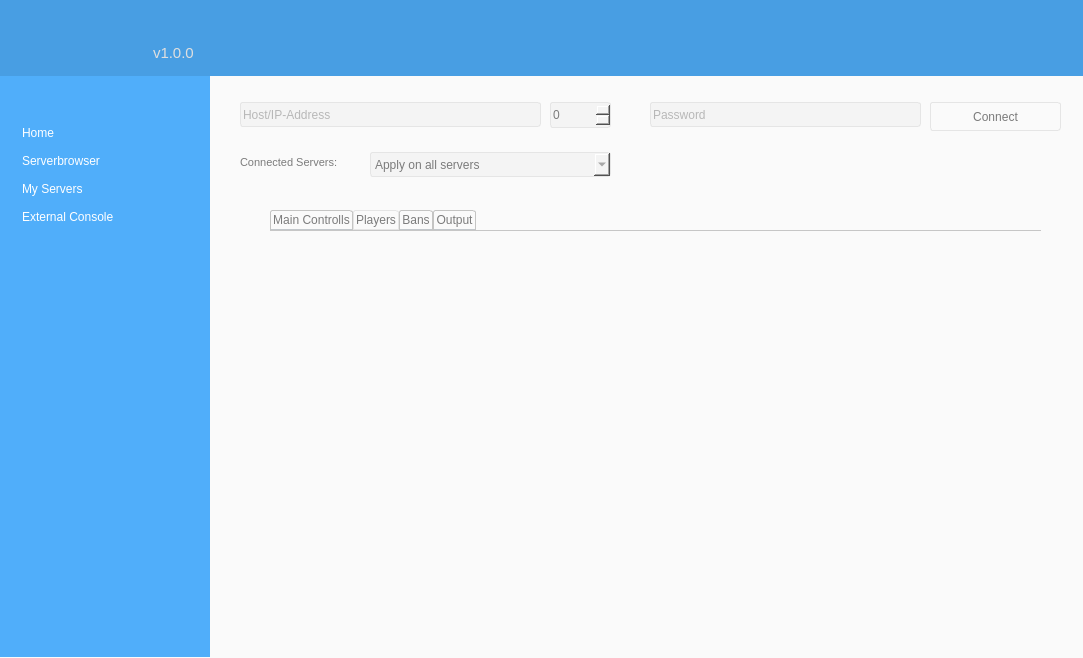
Qt form pc/main_window.ui (Malekblubb/twsm) before a commit.
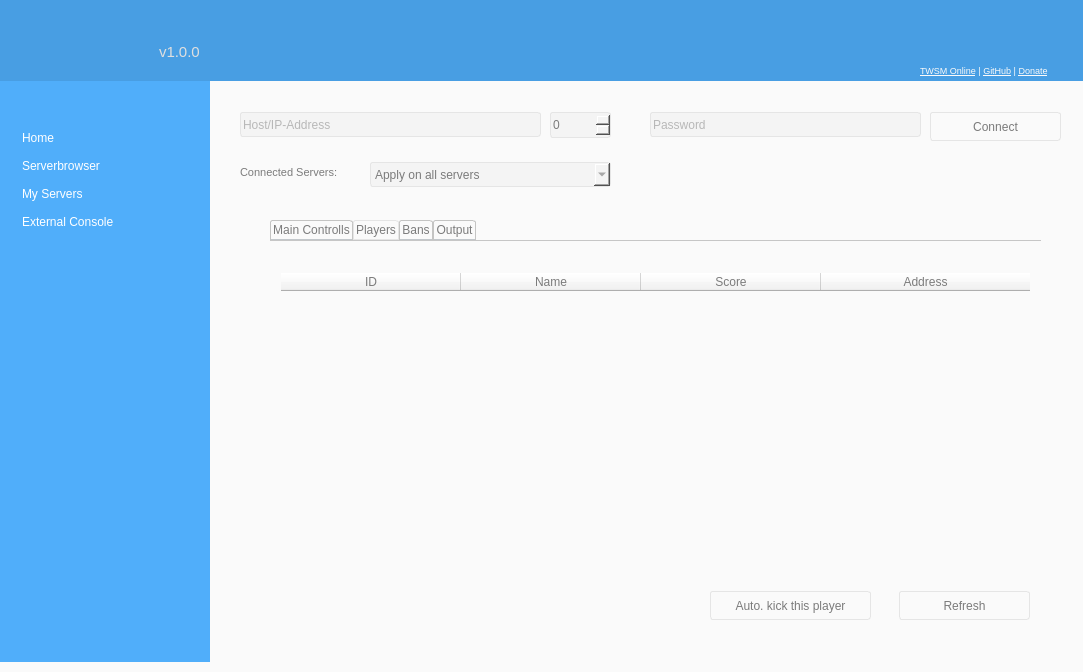
The same form after that commit. The open tabs and pages were chosen to show the change. Icons and pictures are not drawn.

The edit to the form file:
```diff
--- a/pc/main_window.ui
+++ b/pc/main_window.ui
@@ -7,7 +7,7 @@
     <x>0</x>
     <y>0</y>
     <width>1083</width>
-    <height>658</height>
+    <height>672</height>
    </rect>
   </property>
   <property name="palette">
@@ -439,7 +439,7 @@
     <property name="geometry">
      <rect>
       <x>0</x>
-      <y>-5</y>
+      <y>0</y>
       <width>1091</width>
       <height>81</height>
      </rect>
@@ -447,54 +447,92 @@
     <property name="styleSheet">
      <string notr="true">background-color:#489EE3;</string>
     </property>
-   </widget>
-   <widget class="QLabel" name="label">
-    <property name="geometry">
-     <rect>
-      <x>-3</x>
-      <y>20</y>
-      <width>175</width>
-      <height>48</height>
-     </rect>
-    </property>
-    <property name="text">
-     <string/>
-    </property>
-    <property name="pixmap">
-     <pixmap>:/data/twsm.png</pixmap>
-    </property>
-   </widget>
-   <widget class="QLabel" name="label_2">
-    <property name="geometry">
-     <rect>
-      <x>153</x>
-      <y>46</y>
-      <width>53</width>
-      <height>14</height>
-     </rect>
-    </property>
-    <property name="font">
-     <font>
-      <pointsize>11</pointsize>
-      <weight>50</weight>
-      <italic>false</italic>
-      <bold>false</bold>
-     </font>
-    </property>
-    <property name="styleSheet">
-     <string notr="true">color:#dfdfdf;</string>
-    </property>
-    <property name="text">
-     <string>v1.0.0</string>
-    </property>
+    <widget class="QLabel" name="label_2">
+     <property name="geometry">
+      <rect>
+       <x>159</x>
+       <y>45</y>
+       <width>53</width>
+       <height>14</height>
+      </rect>
+     </property>
+     <property name="font">
+      <font>
+       <pointsize>11</pointsize>
+       <weight>50</weight>
+       <italic>false</italic>
+       <bold>false</bold>
+      </font>
+     </property>
+     <property name="styleSheet">
+      <string notr="true">color:#dfdfdf;</string>
+     </property>
+     <property name="text">
+      <string>v1.0.0</string>
+     </property>
+    </widget>
+    <widget class="QLabel" name="label">
+     <property name="geometry">
+      <rect>
+       <x>-3</x>
+       <y>20</y>
+       <width>161</width>
+       <height>48</height>
+      </rect>
+     </property>
+     <property name="text">
+      <string/>
+     </property>
+     <property name="pixmap">
+      <pixmap>:/data/twsm.png</pixmap>
+     </property>
+    </widget>
+    <widget class="QLabel" name="label_5">
+     <property name="geometry">
+      <rect>
+       <x>920</x>
+       <y>64</y>
+       <width>156</width>
+       <height>13</height>
+      </rect>
+     </property>
+     <property name="font">
+      <font>
+       <pointsize>7</pointsize>
+       <kerning>false</kerning>
+      </font>
+     </property>
+     <property name="styleSheet">
+      <string notr="true"/>
+     </property>
+     <property name="text">
+      <string>&lt;html&gt;&lt;head&gt;&lt;style type=&quot;text/css&quot;&gt;
+a:link{text-decoration:underline; color:#fafafa;}
+a:hover{text-decoration:none; color:#fafafa;}
+&lt;/style&gt;&lt;/head&gt;&lt;body style=&quot;color:#fafafa;&quot;&gt;
+
+&lt;a href=&quot;#&quot;&gt;TWSM Online&lt;/a&gt;
+| 
+&lt;a href=&quot;https://github.com/Malekblubb/twsm&quot;&gt;GitHub&lt;/a&gt;
+| 
+&lt;a href=&quot;#&quot;&gt;Donate&lt;/a&gt;
+&lt;/body&gt;&lt;/html&gt;</string>
+     </property>
+     <property name="textFormat">
+      <enum>Qt::RichText</enum>
+     </property>
+     <property name="openExternalLinks">
+      <bool>true</bool>
+     </property>
+    </widget>
    </widget>
    <widget class="QStackedWidget" name="m_sw_main">
     <property name="geometry">
      <rect>
       <x>220</x>
-      <y>80</y>
+      <y>90</y>
       <width>851</width>
-      <height>561</height>
+      <height>551</height>
      </rect>
     </property>
     <property name="currentIndex">
@@ -2261,52 +2299,6 @@
        <number>65535</number>
       </property>
      </widget>
-     <widget class="QWidget" name="layoutWidget">
-      <property name="geometry">
-       <rect>
-        <x>760</x>
-        <y>60</y>
-        <width>76</width>
-        <height>17</height>
-       </rect>
-      </property>
-      <layout class="QGridLayout" name="gridLayout">
-       <item row="0" column="0">
-        <widget class="QLabel" name="label_5">
-         <property name="font">
-          <font>
-           <pointsize>8</pointsize>
-          </font>
-         </property>
-         <property name="styleSheet">
-          <string notr="true">color:#7b7b7b;</string>
-         </property>
-         <property name="text">
-          <string>Status:</string>
-         </property>
-        </widget>
-       </item>
-       <item row="0" column="1">
-        <widget class="QLabel" name="m_lb_ec_status">
-         <property name="font">
-          <font>
-           <pointsize>8</pointsize>
-           <italic>true</italic>
-          </font>
-         </property>
-         <property name="styleSheet">
-          <string notr="true">color:#7b7b7b;</string>
-         </property>
-         <property name="text">
-          <string>none</string>
-         </property>
-         <property name="alignment">
-          <set>Qt::AlignRight|Qt::AlignTrailing|Qt::AlignVCenter</set>
-         </property>
-        </widget>
-       </item>
-      </layout>
-     </widget>
      <widget class="QStackedWidget" name="stackedWidget">
       <property name="geometry">
        <rect>
@@ -6708,6 +6700,988 @@
          <attribute name="title">
           <string>Players</string>
          </attribute>
+         <widget class="QTableWidget" name="m_tw_ec_players">
+          <property name="geometry">
+           <rect>
+            <x>10</x>
+            <y>31</y>
+            <width>751</width>
+            <height>301</height>
+           </rect>
+          </property>
+          <property name="styleSheet">
+           <string notr="true">QHeaderView
+{
+background-color:#f4f4f4;
+color:#7b7b7b;
+border:none;
+}
+
+QTableWidget
+{
+background-color: rgba(255, 255, 255, 0);
+}
+
+QTableWidget:item
+{
+color:#a6a6a6;
+}
+QTableWidget:item::selected
+{
+background-color:#50AEFA;
+color:#fff;
+}</string>
+          </property>
+          <attribute name="horizontalHeaderDefaultSectionSize">
+           <number>180</number>
+          </attribute>
+          <attribute name="horizontalHeaderStretchLastSection">
+           <bool>true</bool>
+          </attribute>
+          <attribute name="verticalHeaderVisible">
+           <bool>false</bool>
+          </attribute>
+          <column>
+           <property name="text">
+            <string>ID</string>
+           </property>
+          </column>
+          <column>
+           <property name="text">
+            <string>Name</string>
+           </property>
+          </column>
+          <column>
+           <property name="text">
+            <string>Score</string>
+           </property>
+          </column>
+          <column>
+           <property name="text">
+            <string>Address</string>
+           </property>
+          </column>
+         </widget>
+         <widget class="QPushButton" name="m_pb_ec_refresh_palyers">
+          <property name="geometry">
+           <rect>
+            <x>629</x>
+            <y>350</y>
+            <width>131</width>
+            <height>29</height>
+           </rect>
+          </property>
+          <property name="palette">
+           <palette>
+            <active>
+             <colorrole role="WindowText">
+              <brush brushstyle="SolidPattern">
+               <color alpha="255">
+                <red>123</red>
+                <green>123</green>
+                <blue>123</blue>
+               </color>
+              </brush>
+             </colorrole>
+             <colorrole role="Button">
+              <brush brushstyle="SolidPattern">
+               <color alpha="255">
+                <red>255</red>
+                <green>255</green>
+                <blue>255</blue>
+               </color>
+              </brush>
+             </colorrole>
+             <colorrole role="Light">
+              <brush brushstyle="SolidPattern">
+               <color alpha="255">
+                <red>255</red>
+                <green>255</green>
+                <blue>255</blue>
+               </color>
+              </brush>
+             </colorrole>
+             <colorrole role="Midlight">
+              <brush brushstyle="SolidPattern">
+               <color alpha="255">
+                <red>255</red>
+                <green>255</green>
+                <blue>255</blue>
+               </color>
+              </brush>
+             </colorrole>
+             <colorrole role="Dark">
+              <brush brushstyle="SolidPattern">
+               <color alpha="255">
+                <red>127</red>
+                <green>127</green>
+                <blue>127</blue>
+               </color>
+              </brush>
+             </colorrole>
+             <colorrole role="Mid">
+              <brush brushstyle="SolidPattern">
+               <color alpha="255">
+                <red>170</red>
+                <green>170</green>
+                <blue>170</blue>
+               </color>
+              </brush>
+             </colorrole>
+             <colorrole role="Text">
+              <brush brushstyle="SolidPattern">
+               <color alpha="255">
+                <red>123</red>
+                <green>123</green>
+                <blue>123</blue>
+               </color>
+              </brush>
+             </colorrole>
+             <colorrole role="BrightText">
+              <brush brushstyle="SolidPattern">
+               <color alpha="255">
+                <red>255</red>
+                <green>255</green>
+                <blue>255</blue>
+               </color>
+              </brush>
+             </colorrole>
+             <colorrole role="ButtonText">
+              <brush brushstyle="SolidPattern">
+               <color alpha="255">
+                <red>123</red>
+                <green>123</green>
+                <blue>123</blue>
+               </color>
+              </brush>
+             </colorrole>
+             <colorrole role="Base">
+              <brush brushstyle="SolidPattern">
+               <color alpha="255">
+                <red>255</red>
+                <green>255</green>
+                <blue>255</blue>
+               </color>
+              </brush>
+             </colorrole>
+             <colorrole role="Window">
+              <brush brushstyle="SolidPattern">
+               <color alpha="255">
+                <red>255</red>
+                <green>255</green>
+                <blue>255</blue>
+               </color>
+              </brush>
+             </colorrole>
+             <colorrole role="Shadow">
+              <brush brushstyle="SolidPattern">
+               <color alpha="255">
+                <red>0</red>
+                <green>0</green>
+                <blue>0</blue>
+               </color>
+              </brush>
+             </colorrole>
+             <colorrole role="AlternateBase">
+              <brush brushstyle="SolidPattern">
+               <color alpha="255">
+                <red>255</red>
+                <green>255</green>
+                <blue>255</blue>
+               </color>
+              </brush>
+             </colorrole>
+             <colorrole role="ToolTipBase">
+              <brush brushstyle="SolidPattern">
+               <color alpha="255">
+                <red>255</red>
+                <green>255</green>
+                <blue>220</blue>
+               </color>
+              </brush>
+             </colorrole>
+             <colorrole role="ToolTipText">
+              <brush brushstyle="SolidPattern">
+               <color alpha="255">
+                <red>0</red>
+                <green>0</green>
+                <blue>0</blue>
+               </color>
+              </brush>
+             </colorrole>
+            </active>
+            <inactive>
+             <colorrole role="WindowText">
+              <brush brushstyle="SolidPattern">
+               <color alpha="255">
+                <red>123</red>
+                <green>123</green>
+                <blue>123</blue>
+               </color>
+              </brush>
+             </colorrole>
+             <colorrole role="Button">
+              <brush brushstyle="SolidPattern">
+               <color alpha="255">
+                <red>255</red>
+                <green>255</green>
+                <blue>255</blue>
+               </color>
+              </brush>
+             </colorrole>
+             <colorrole role="Light">
+              <brush brushstyle="SolidPattern">
+               <color alpha="255">
+                <red>255</red>
+                <green>255</green>
+                <blue>255</blue>
+               </color>
+              </brush>
+             </colorrole>
+             <colorrole role="Midlight">
+              <brush brushstyle="SolidPattern">
+               <color alpha="255">
+                <red>255</red>
+                <green>255</green>
+                <blue>255</blue>
+               </color>
+              </brush>
+             </colorrole>
+             <colorrole role="Dark">
+              <brush brushstyle="SolidPattern">
+               <color alpha="255">
+                <red>127</red>
+                <green>127</green>
+                <blue>127</blue>
+               </color>
+              </brush>
+             </colorrole>
+             <colorrole role="Mid">
+              <brush brushstyle="SolidPattern">
+               <color alpha="255">
+                <red>170</red>
+                <green>170</green>
+                <blue>170</blue>
+               </color>
+              </brush>
+             </colorrole>
+             <colorrole role="Text">
+              <brush brushstyle="SolidPattern">
+               <color alpha="255">
+                <red>123</red>
+                <green>123</green>
+                <blue>123</blue>
+               </color>
+              </brush>
+             </colorrole>
+             <colorrole role="BrightText">
+              <brush brushstyle="SolidPattern">
+               <color alpha="255">
+                <red>255</red>
+                <green>255</green>
+                <blue>255</blue>
+               </color>
+              </brush>
+             </colorrole>
+             <colorrole role="ButtonText">
+              <brush brushstyle="SolidPattern">
+               <color alpha="255">
+                <red>123</red>
+                <green>123</green>
+                <blue>123</blue>
+               </color>
+              </brush>
+             </colorrole>
+             <colorrole role="Base">
+              <brush brushstyle="SolidPattern">
+               <color alpha="255">
+                <red>255</red>
+                <green>255</green>
+                <blue>255</blue>
+               </color>
+              </brush>
+             </colorrole>
+             <colorrole role="Window">
+              <brush brushstyle="SolidPattern">
+               <color alpha="255">
+                <red>255</red>
+                <green>255</green>
+                <blue>255</blue>
+               </color>
+              </brush>
+             </colorrole>
+             <colorrole role="Shadow">
+              <brush brushstyle="SolidPattern">
+               <color alpha="255">
+                <red>0</red>
+                <green>0</green>
+                <blue>0</blue>
+               </color>
+              </brush>
+             </colorrole>
+             <colorrole role="AlternateBase">
+              <brush brushstyle="SolidPattern">
+               <color alpha="255">
+                <red>255</red>
+                <green>255</green>
+                <blue>255</blue>
+               </color>
+              </brush>
+             </colorrole>
+             <colorrole role="ToolTipBase">
+              <brush brushstyle="SolidPattern">
+               <color alpha="255">
+                <red>255</red>
+                <green>255</green>
+                <blue>220</blue>
+               </color>
+              </brush>
+             </colorrole>
+             <colorrole role="ToolTipText">
+              <brush brushstyle="SolidPattern">
+               <color alpha="255">
+                <red>0</red>
+                <green>0</green>
+                <blue>0</blue>
+               </color>
+              </brush>
+             </colorrole>
+            </inactive>
+            <disabled>
+             <colorrole role="WindowText">
+              <brush brushstyle="SolidPattern">
+               <color alpha="255">
+                <red>123</red>
+                <green>123</green>
+                <blue>123</blue>
+               </color>
+              </brush>
+             </colorrole>
+             <colorrole role="Button">
+              <brush brushstyle="SolidPattern">
+               <color alpha="255">
+                <red>255</red>
+                <green>255</green>
+                <blue>255</blue>
+               </color>
+              </brush>
+             </colorrole>
+             <colorrole role="Light">
+              <brush brushstyle="SolidPattern">
+               <color alpha="255">
+                <red>255</red>
+                <green>255</green>
+                <blue>255</blue>
+               </color>
+              </brush>
+             </colorrole>
+             <colorrole role="Midlight">
+              <brush brushstyle="SolidPattern">
+               <color alpha="255">
+                <red>255</red>
+                <green>255</green>
+                <blue>255</blue>
+               </color>
+              </brush>
+             </colorrole>
+             <colorrole role="Dark">
+              <brush brushstyle="SolidPattern">
+               <color alpha="255">
+                <red>127</red>
+                <green>127</green>
+                <blue>127</blue>
+               </color>
+              </brush>
+             </colorrole>
+             <colorrole role="Mid">
+              <brush brushstyle="SolidPattern">
+               <color alpha="255">
+                <red>170</red>
+                <green>170</green>
+                <blue>170</blue>
+               </color>
+              </brush>
+             </colorrole>
+             <colorrole role="Text">
+              <brush brushstyle="SolidPattern">
+               <color alpha="255">
+                <red>123</red>
+                <green>123</green>
+                <blue>123</blue>
+               </color>
+              </brush>
+             </colorrole>
+             <colorrole role="BrightText">
+              <brush brushstyle="SolidPattern">
+               <color alpha="255">
+                <red>255</red>
+                <green>255</green>
+                <blue>255</blue>
+               </color>
+              </brush>
+             </colorrole>
+             <colorrole role="ButtonText">
+              <brush brushstyle="SolidPattern">
+               <color alpha="255">
+                <red>123</red>
+                <green>123</green>
+                <blue>123</blue>
+               </color>
+              </brush>
+             </colorrole>
+             <colorrole role="Base">
+              <brush brushstyle="SolidPattern">
+               <color alpha="255">
+                <red>255</red>
+                <green>255</green>
+                <blue>255</blue>
+               </color>
+              </brush>
+             </colorrole>
+             <colorrole role="Window">
+              <brush brushstyle="SolidPattern">
+               <color alpha="255">
+                <red>255</red>
+                <green>255</green>
+                <blue>255</blue>
+               </color>
+              </brush>
+             </colorrole>
+             <colorrole role="Shadow">
+              <brush brushstyle="SolidPattern">
+               <color alpha="255">
+                <red>0</red>
+                <green>0</green>
+                <blue>0</blue>
+               </color>
+              </brush>
+             </colorrole>
+             <colorrole role="AlternateBase">
+              <brush brushstyle="SolidPattern">
+               <color alpha="255">
+                <red>255</red>
+                <green>255</green>
+                <blue>255</blue>
+               </color>
+              </brush>
+             </colorrole>
+             <colorrole role="ToolTipBase">
+              <brush brushstyle="SolidPattern">
+               <color alpha="255">
+                <red>255</red>
+                <green>255</green>
+                <blue>220</blue>
+               </color>
+              </brush>
+             </colorrole>
+             <colorrole role="ToolTipText">
+              <brush brushstyle="SolidPattern">
+               <color alpha="255">
+                <red>0</red>
+                <green>0</green>
+                <blue>0</blue>
+               </color>
+              </brush>
+             </colorrole>
+            </disabled>
+           </palette>
+          </property>
+          <property name="font">
+           <font>
+            <pointsize>9</pointsize>
+            <stylestrategy>PreferDefault</stylestrategy>
+            <kerning>false</kerning>
+           </font>
+          </property>
+          <property name="autoFillBackground">
+           <bool>false</bool>
+          </property>
+          <property name="styleSheet">
+           <string notr="true">QPushButton
+{
+border:1px solid #e5e5e5;
+color:#7b7b7b;
+border-radius: 3px;
+ }
+QPushButton:hover
+{
+border:1px solid #50AEFA;
+}
+
+
+QPushButton:pressed
+{
+background-color:#fff;
+}
+</string>
+          </property>
+          <property name="text">
+           <string>Refresh</string>
+          </property>
+          <property name="flat">
+           <bool>true</bool>
+          </property>
+         </widget>
+         <widget class="QPushButton" name="m_pb_ec_autokick_player">
+          <property name="geometry">
+           <rect>
+            <x>440</x>
+            <y>350</y>
+            <width>161</width>
+            <height>29</height>
+           </rect>
+          </property>
+          <property name="palette">
+           <palette>
+            <active>
+             <colorrole role="WindowText">
+              <brush brushstyle="SolidPattern">
+               <color alpha="255">
+                <red>123</red>
+                <green>123</green>
+                <blue>123</blue>
+               </color>
+              </brush>
+             </colorrole>
+             <colorrole role="Button">
+              <brush brushstyle="SolidPattern">
+               <color alpha="255">
+                <red>255</red>
+                <green>255</green>
+                <blue>255</blue>
+               </color>
+              </brush>
+             </colorrole>
+             <colorrole role="Light">
+              <brush brushstyle="SolidPattern">
+               <color alpha="255">
+                <red>255</red>
+                <green>255</green>
+                <blue>255</blue>
+               </color>
+              </brush>
+             </colorrole>
+             <colorrole role="Midlight">
+              <brush brushstyle="SolidPattern">
+               <color alpha="255">
+                <red>255</red>
+                <green>255</green>
+                <blue>255</blue>
+               </color>
+              </brush>
+             </colorrole>
+             <colorrole role="Dark">
+              <brush brushstyle="SolidPattern">
+               <color alpha="255">
+                <red>127</red>
+                <green>127</green>
+                <blue>127</blue>
+               </color>
+              </brush>
+             </colorrole>
+             <colorrole role="Mid">
+              <brush brushstyle="SolidPattern">
+               <color alpha="255">
+                <red>170</red>
+                <green>170</green>
+                <blue>170</blue>
+               </color>
+              </brush>
+             </colorrole>
+             <colorrole role="Text">
+              <brush brushstyle="SolidPattern">
+               <color alpha="255">
+                <red>123</red>
+                <green>123</green>
+                <blue>123</blue>
+               </color>
+              </brush>
+             </colorrole>
+             <colorrole role="BrightText">
+              <brush brushstyle="SolidPattern">
+               <color alpha="255">
+                <red>255</red>
+                <green>255</green>
+                <blue>255</blue>
+               </color>
+              </brush>
+             </colorrole>
+             <colorrole role="ButtonText">
+              <brush brushstyle="SolidPattern">
+               <color alpha="255">
+                <red>123</red>
+                <green>123</green>
+                <blue>123</blue>
+               </color>
+              </brush>
+             </colorrole>
+             <colorrole role="Base">
+              <brush brushstyle="SolidPattern">
+               <color alpha="255">
+                <red>255</red>
+                <green>255</green>
+                <blue>255</blue>
+               </color>
+              </brush>
+             </colorrole>
+             <colorrole role="Window">
+              <brush brushstyle="SolidPattern">
+               <color alpha="255">
+                <red>255</red>
+                <green>255</green>
+                <blue>255</blue>
+               </color>
+              </brush>
+             </colorrole>
+             <colorrole role="Shadow">
+              <brush brushstyle="SolidPattern">
+               <color alpha="255">
+                <red>0</red>
+                <green>0</green>
+                <blue>0</blue>
+               </color>
+              </brush>
+             </colorrole>
+             <colorrole role="AlternateBase">
+              <brush brushstyle="SolidPattern">
+               <color alpha="255">
+                <red>255</red>
+                <green>255</green>
+                <blue>255</blue>
+               </color>
+              </brush>
+             </colorrole>
+             <colorrole role="ToolTipBase">
+              <brush brushstyle="SolidPattern">
+               <color alpha="255">
+                <red>255</red>
+                <green>255</green>
+                <blue>220</blue>
+               </color>
+              </brush>
+             </colorrole>
+             <colorrole role="ToolTipText">
+              <brush brushstyle="SolidPattern">
+               <color alpha="255">
+                <red>0</red>
+                <green>0</green>
+                <blue>0</blue>
+               </color>
+              </brush>
+             </colorrole>
+            </active>
+            <inactive>
+             <colorrole role="WindowText">
+              <brush brushstyle="SolidPattern">
+               <color alpha="255">
+                <red>123</red>
+                <green>123</green>
+                <blue>123</blue>
+               </color>
+              </brush>
+             </colorrole>
+             <colorrole role="Button">
+              <brush brushstyle="SolidPattern">
+               <color alpha="255">
+                <red>255</red>
+                <green>255</green>
+                <blue>255</blue>
+               </color>
+              </brush>
+             </colorrole>
+             <colorrole role="Light">
+              <brush brushstyle="SolidPattern">
+               <color alpha="255">
+                <red>255</red>
+                <green>255</green>
+                <blue>255</blue>
+               </color>
+              </brush>
+             </colorrole>
+             <colorrole role="Midlight">
+              <brush brushstyle="SolidPattern">
+               <color alpha="255">
+                <red>255</red>
+                <green>255</green>
+                <blue>255</blue>
+               </color>
+              </brush>
+             </colorrole>
+             <colorrole role="Dark">
+              <brush brushstyle="SolidPattern">
+               <color alpha="255">
+                <red>127</red>
+                <green>127</green>
+                <blue>127</blue>
+               </color>
+              </brush>
+             </colorrole>
+             <colorrole role="Mid">
+              <brush brushstyle="SolidPattern">
+               <color alpha="255">
+                <red>170</red>
+                <green>170</green>
+                <blue>170</blue>
+               </color>
+              </brush>
+             </colorrole>
+             <colorrole role="Text">
+              <brush brushstyle="SolidPattern">
+               <color alpha="255">
+                <red>123</red>
+                <green>123</green>
+                <blue>123</blue>
+               </color>
+              </brush>
+             </colorrole>
+             <colorrole role="BrightText">
+              <brush brushstyle="SolidPattern">
+               <color alpha="255">
+                <red>255</red>
+                <green>255</green>
+                <blue>255</blue>
+               </color>
+              </brush>
+             </colorrole>
+             <colorrole role="ButtonText">
+              <brush brushstyle="SolidPattern">
+               <color alpha="255">
+                <red>123</red>
+                <green>123</green>
+                <blue>123</blue>
+               </color>
+              </brush>
+             </colorrole>
+             <colorrole role="Base">
+              <brush brushstyle="SolidPattern">
+               <color alpha="255">
+                <red>255</red>
+                <green>255</green>
+                <blue>255</blue>
+               </color>
+              </brush>
+             </colorrole>
+             <colorrole role="Window">
+              <brush brushstyle="SolidPattern">
+               <color alpha="255">
+                <red>255</red>
+                <green>255</green>
+                <blue>255</blue>
+               </color>
+              </brush>
+             </colorrole>
+             <colorrole role="Shadow">
+              <brush brushstyle="SolidPattern">
+               <color alpha="255">
+                <red>0</red>
+                <green>0</green>
+                <blue>0</blue>
+               </color>
+              </brush>
+             </colorrole>
+             <colorrole role="AlternateBase">
+              <brush brushstyle="SolidPattern">
+               <color alpha="255">
+                <red>255</red>
+                <green>255</green>
+                <blue>255</blue>
+               </color>
+              </brush>
+             </colorrole>
+             <colorrole role="ToolTipBase">
+              <brush brushstyle="SolidPattern">
+               <color alpha="255">
+                <red>255</red>
+                <green>255</green>
+                <blue>220</blue>
+               </color>
+              </brush>
+             </colorrole>
+             <colorrole role="ToolTipText">
+              <brush brushstyle="SolidPattern">
+               <color alpha="255">
+                <red>0</red>
+                <green>0</green>
+                <blue>0</blue>
+               </color>
+              </brush>
+             </colorrole>
+            </inactive>
+            <disabled>
+             <colorrole role="WindowText">
+              <brush brushstyle="SolidPattern">
+               <color alpha="255">
+                <red>123</red>
+                <green>123</green>
+                <blue>123</blue>
+               </color>
+              </brush>
+             </colorrole>
+             <colorrole role="Button">
+              <brush brushstyle="SolidPattern">
+               <color alpha="255">
+                <red>255</red>
+                <green>255</green>
+                <blue>255</blue>
+               </color>
+              </brush>
+             </colorrole>
+             <colorrole role="Light">
+              <brush brushstyle="SolidPattern">
+               <color alpha="255">
+                <red>255</red>
+                <green>255</green>
+                <blue>255</blue>
+               </color>
+              </brush>
+             </colorrole>
+             <colorrole role="Midlight">
+              <brush brushstyle="SolidPattern">
+               <color alpha="255">
+                <red>255</red>
+                <green>255</green>
+                <blue>255</blue>
+               </color>
+              </brush>
+             </colorrole>
+             <colorrole role="Dark">
+              <brush brushstyle="SolidPattern">
+               <color alpha="255">
+                <red>127</red>
+                <green>127</green>
+                <blue>127</blue>
+               </color>
+              </brush>
+             </colorrole>
+             <colorrole role="Mid">
+              <brush brushstyle="SolidPattern">
+               <color alpha="255">
+                <red>170</red>
+                <green>170</green>
+                <blue>170</blue>
+               </color>
+              </brush>
+             </colorrole>
+             <colorrole role="Text">
+              <brush brushstyle="SolidPattern">
+               <color alpha="255">
+                <red>123</red>
+                <green>123</green>
+                <blue>123</blue>
+               </color>
+              </brush>
+             </colorrole>
+             <colorrole role="BrightText">
+              <brush brushstyle="SolidPattern">
+               <color alpha="255">
+                <red>255</red>
+                <green>255</green>
+                <blue>255</blue>
+               </color>
+              </brush>
+             </colorrole>
+             <colorrole role="ButtonText">
+              <brush brushstyle="SolidPattern">
+               <color alpha="255">
+                <red>123</red>
+                <green>123</green>
+                <blue>123</blue>
+               </color>
+              </brush>
+             </colorrole>
+             <colorrole role="Base">
+              <brush brushstyle="SolidPattern">
+               <color alpha="255">
+                <red>255</red>
+                <green>255</green>
+                <blue>255</blue>
+               </color>
+              </brush>
+             </colorrole>
+             <colorrole role="Window">
+              <brush brushstyle="SolidPattern">
+               <color alpha="255">
+                <red>255</red>
+                <green>255</green>
+                <blue>255</blue>
+               </color>
+              </brush>
+             </colorrole>
+             <colorrole role="Shadow">
+              <brush brushstyle="SolidPattern">
+               <color alpha="255">
+                <red>0</red>
+                <green>0</green>
+                <blue>0</blue>
+               </color>
+              </brush>
+             </colorrole>
+             <colorrole role="AlternateBase">
+              <brush brushstyle="SolidPattern">
+               <color alpha="255">
+                <red>255</red>
+                <green>255</green>
+                <blue>255</blue>
+               </color>
+              </brush>
+             </colorrole>
+             <colorrole role="ToolTipBase">
+              <brush brushstyle="SolidPattern">
+               <color alpha="255">
+                <red>255</red>
+                <green>255</green>
+                <blue>220</blue>
+               </color>
+              </brush>
+             </colorrole>
+             <colorrole role="ToolTipText">
+              <brush brushstyle="SolidPattern">
+               <color alpha="255">
+                <red>0</red>
+                <green>0</green>
+                <blue>0</blue>
+               </color>
+              </brush>
+             </colorrole>
+            </disabled>
+           </palette>
+          </property>
+          <property name="font">
+           <font>
+            <pointsize>9</pointsize>
+            <stylestrategy>PreferDefault</stylestrategy>
+            <kerning>false</kerning>
+           </font>
+          </property>
+          <property name="autoFillBackground">
+           <bool>false</bool>
+          </property>
+          <property name="styleSheet">
+           <string notr="true">QPushButton
+{
+border:1px solid #e5e5e5;
+color:#7b7b7b;
+border-radius: 3px;
+ }
+QPushButton:hover
+{
+border:1px solid #50AEFA;
+}
+
+
+QPushButton:pressed
+{
+background-color:#fff;
+}
+</string>
+          </property>
+          <property name="text">
+           <string>Auto. kick this player</string>
+          </property>
+          <property name="flat">
+           <bool>true</bool>
+          </property>
+         </widget>
         </widget>
         <widget class="QWidget" name="tab_6">
          <attribute name="title">
@@ -6761,7 +7735,7 @@
     <property name="geometry">
      <rect>
       <x>-1</x>
-      <y>76</y>
+      <y>81</y>
       <width>211</width>
       <height>581</height>
      </rect>
```
Left out of the diff: 2 changed lines with no effect on the pictures.
